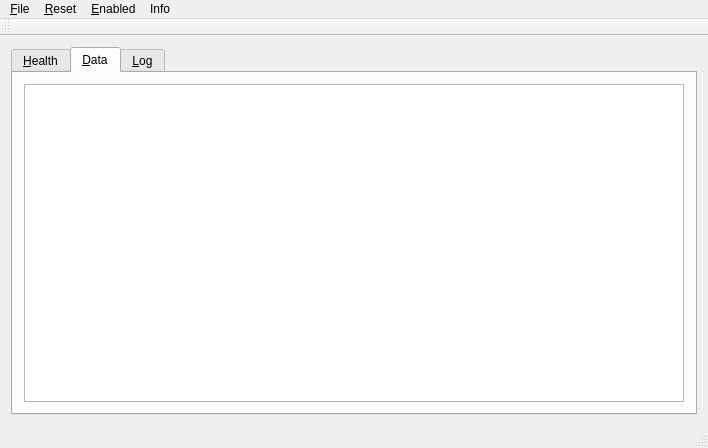
First picture: the form in Hanse/Framework/mainwindow.ui, repository iti-luebeck/HANSE2011, before the edit.
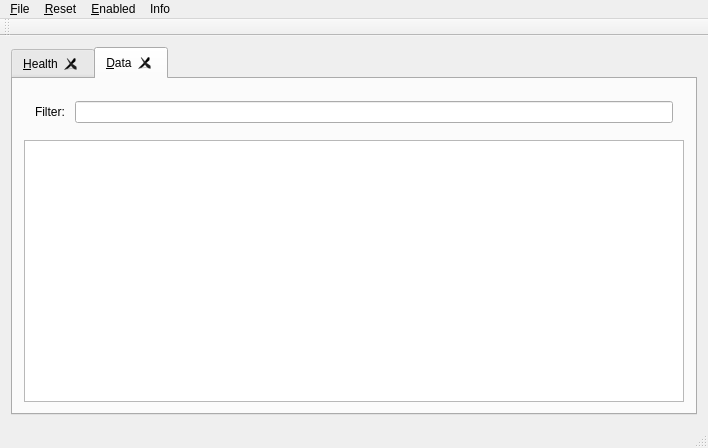
Second picture: the form after the edit. The open tabs and pages were chosen to show the change.

```diff
--- a/Hanse/Framework/mainwindow.ui
+++ b/Hanse/Framework/mainwindow.ui
@@ -14,8 +14,8 @@
    <string>Hanse GUI</string>
   </property>
   <widget class="QWidget" name="centralWidget">
-   <layout class="QGridLayout" name="gridLayout">
-    <item row="0" column="0">
+   <layout class="QVBoxLayout" name="verticalLayout_3">
+    <item>
      <widget class="QTabWidget" name="tabWidget">
       <property name="minimumSize">
        <size>
@@ -26,6 +26,12 @@
       <property name="currentIndex">
        <number>0</number>
       </property>
+      <property name="tabsClosable">
+       <bool>true</bool>
+      </property>
+      <property name="movable">
+       <bool>true</bool>
+      </property>
       <widget class="QWidget" name="healthTab">
        <attribute name="title">
         <string>&amp;Health</string>
@@ -56,8 +62,24 @@
        <attribute name="title">
         <string>&amp;Data</string>
        </attribute>
-       <layout class="QGridLayout" name="gridLayout_3">
-        <item row="0" column="0">
+       <layout class="QVBoxLayout" name="verticalLayout">
+        <item>
+         <widget class="QWidget" name="widget" native="true">
+          <layout class="QFormLayout" name="formLayout">
+           <item row="0" column="1">
+            <widget class="QLineEdit" name="filter"/>
+           </item>
+           <item row="0" column="0">
+            <widget class="QLabel" name="label">
+             <property name="text">
+              <string>Filter: </string>
+             </property>
+            </widget>
+           </item>
+          </layout>
+         </widget>
+        </item>
+        <item>
          <widget class="QTableView" name="dataView">
           <property name="alternatingRowColors">
            <bool>true</bool>
@@ -81,26 +103,6 @@
         </item>
        </layout>
       </widget>
-      <widget class="QWidget" name="logTab">
-       <attribute name="title">
-        <string>&amp;Log</string>
-       </attribute>
-       <layout class="QFormLayout" name="formLayout">
-        <property name="fieldGrowthPolicy">
-         <enum>QFormLayout::ExpandingFieldsGrow</enum>
-        </property>
-        <item row="2" column="1">
-         <widget class="QListWidget" name="logList"/>
-        </item>
-        <item row="3" column="1">
-         <widget class="QPushButton" name="apply">
-          <property name="text">
-           <string>Apply</string>
-          </property>
-         </widget>
-        </item>
-       </layout>
-      </widget>
      </widget>
     </item>
    </layout>
```
Left out of the diff: 6 changed lines with no effect on the pictures.
